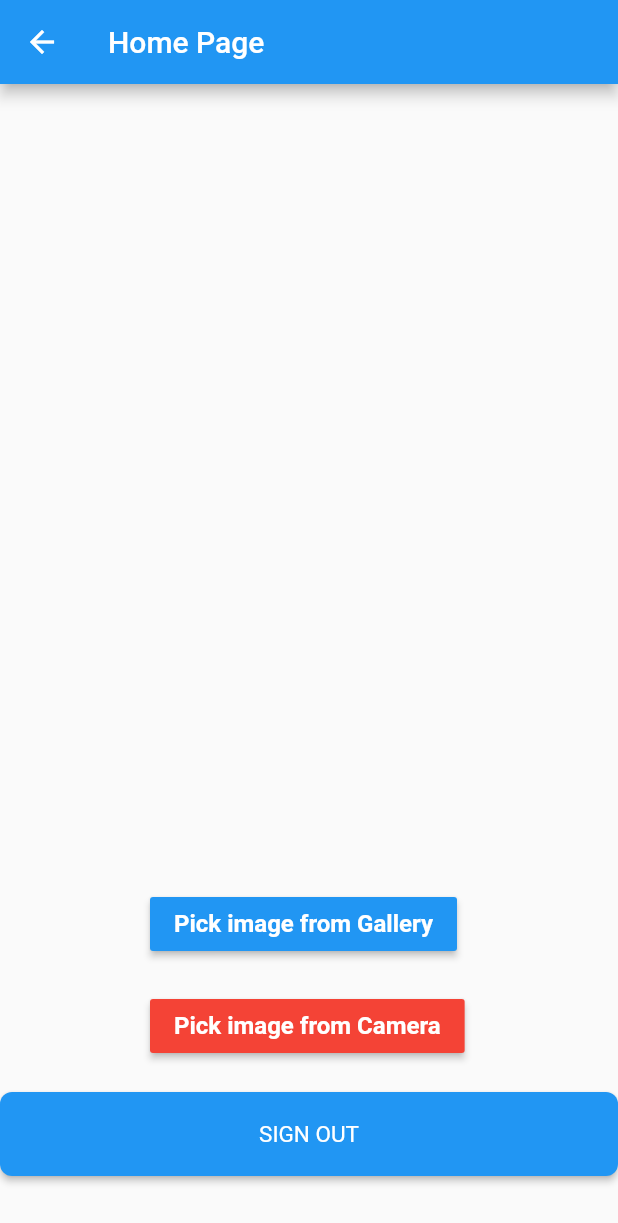
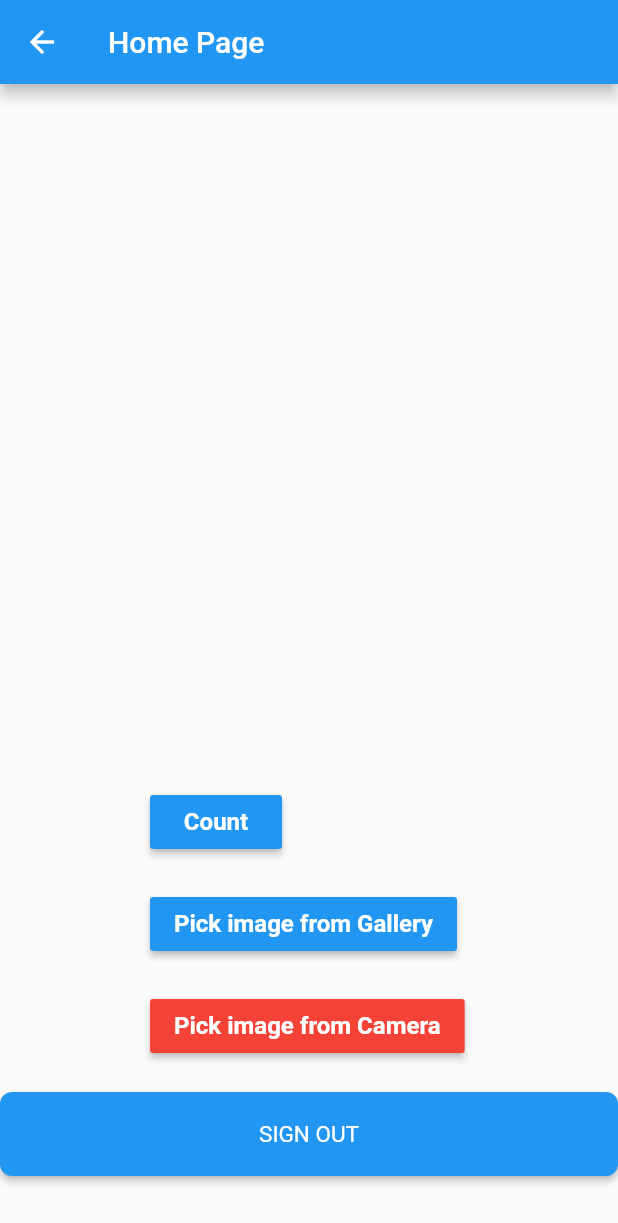
Before and after one commit to HCrystalH/AIOT_App, a Flutter app: the HomePage screen opened directly, on a phone screen of 412 x 824 dp. Shown: the top 1223 px of the screen. Run offline on Flutter 3.47's test engine with Material 2 defaults, Android fonts, the phone set to English and light mode, and no system bars; our stand-ins replace cloud_firestore, firebase_auth, firebase_core, google_sign_in, image_picker; missing offline and left inert: image_picker_platform_interface; accounts and stored records are empty; network calls fail.

Commit message:
update count function

```diff
--- a/lib/authentication/forget_password.dart
+++ b/lib/authentication/forget_password.dart
@@ -29,7 +29,7 @@ class _ForgotPassWordPageState extends State<ForgotPasswordPage>{
         showDialog(
           context: context,
           builder: (context){
-            return AlertDialog(
+            return const AlertDialog(
               content:  Text('Password reset link sent! Check your email!'),
             );
           }
--- a/lib/authentication/register.dart
+++ b/lib/authentication/register.dart
@@ -49,8 +49,6 @@ class RegisterFormState extends State<RegisterForm>{
         title: const Text('Sign in to Counting app'),
       ),
       body: Container(
-
-
         child: Padding(
 
         padding: const EdgeInsets.symmetric(vertical: 20.0,horizontal: 50.0),
--- a/lib/home/home_page.dart
+++ b/lib/home/home_page.dart
@@ -1,8 +1,9 @@
 //import 'dart:html';
 
+import 'dart:convert';
 import 'dart:io';
 import 'package:flutter/material.dart';
-import 'package:http/http.dart';
+import 'package:http/http.dart' as http;
 import 'package:my_flutter_app/authentication/auth.dart';
 import 'package:my_flutter_app/authentication/login_page.dart';
 import 'package:image_picker_platform_interface/image_picker_platform_interface.dart';
@@ -50,6 +51,25 @@ class _MyHomeState extends State<HomePage> {
 
                   ),
                 ),
+              ),
+              //COUNT BUTTON
+              Padding(
+              padding: const EdgeInsets.fromLTRB(100, 0, 0, 20),
+
+              child: MaterialButton(
+                color: Colors.blue,
+                child: const Text(
+                  "Count",
+                  style: TextStyle(
+                    color: Colors.white,
+                    fontWeight: FontWeight.bold,
+                    fontSize: 16
+                  ),
+                ),
+                onPressed: () {
+                  countObject(_selectedImage);
+                },
+              )
               ),
               // Button pick image from gallery
               Padding(
@@ -131,6 +151,27 @@ class _MyHomeState extends State<HomePage> {
     _selectedImage = File(returnedImage!.path);
     });
    }
+  }
 
+  // Function to count
+  Future<void> countObject(File ? imagefile) async{
+      try{
+        // Upload the image to the server
+        final response = await http.post(
+          Uri.parse(''),  // url
+          body:{
+            'image':Base64Encoder().convert(await imagefile!.readAsBytes()),
+          }
+        );
+        if(response.statusCode == 200){
+          // Get the count of detected object from the server's response
+          final countData = jsonDecode(response.body);
+          final count = countData['count'];
 
+          return count;
+        }else {throw Exception('Error uploading image to server');}
+      }catch(Error){
+        print('Error counting objects: ${Error.toString()}');
+
+      }
   }
```
